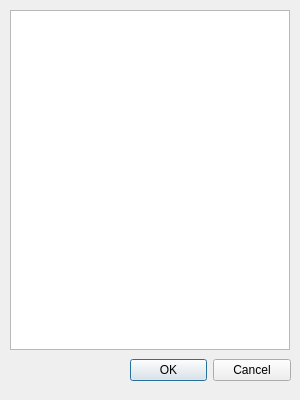
First picture: the form in browse.ui, repository sviatoslav-vilkovych/ZipZip, before the edit.
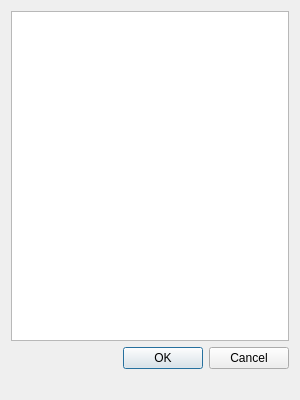
Second picture: the form after the edit.

Commit message: Finished archiving system. Need to FIX deleting archives bug. Need to add progress bar restarting. Need to add deleting files.

```diff
--- a/browse.ui
+++ b/browse.ui
@@ -13,15 +13,12 @@
   <property name="windowTitle">
    <string>Dialog</string>
   </property>
+  <layout class="QVBoxLayout" name="verticalLayout">
+   <item>
+    <widget class="QTreeView" name="browse_treeView"/>
+   </item>
+   <item>
   <widget class="QDialogButtonBox" name="browse_buttonBox">
-   <property name="geometry">
-    <rect>
-     <x>130</x>
-     <y>350</y>
-     <width>161</width>
-     <height>41</height>
-    </rect>
-   </property>
    <property name="orientation">
     <enum>Qt::Horizontal</enum>
    </property>
@@ -29,29 +26,15 @@
     <set>QDialogButtonBox::Cancel|QDialogButtonBox::Ok</set>
    </property>
   </widget>
+   </item>
+   <item>
   <widget class="QLabel" name="path_label">
-   <property name="geometry">
-    <rect>
-     <x>10</x>
-     <y>360</y>
-     <width>121</width>
-     <height>21</height>
-    </rect>
-   </property>
    <property name="text">
     <string/>
    </property>
   </widget>
-  <widget class="QTreeView" name="browse_treeView">
-   <property name="geometry">
-    <rect>
-     <x>10</x>
-     <y>10</y>
-     <width>280</width>
-     <height>340</height>
-    </rect>
-   </property>
-  </widget>
+   </item>
+  </layout>
  </widget>
  <resources/>
  <connections>
```
Left out of the diff: 2 changed lines with no effect on the pictures. Lines whose indentation alone changed are shown as unchanged. The commit also changes 2 other files.
